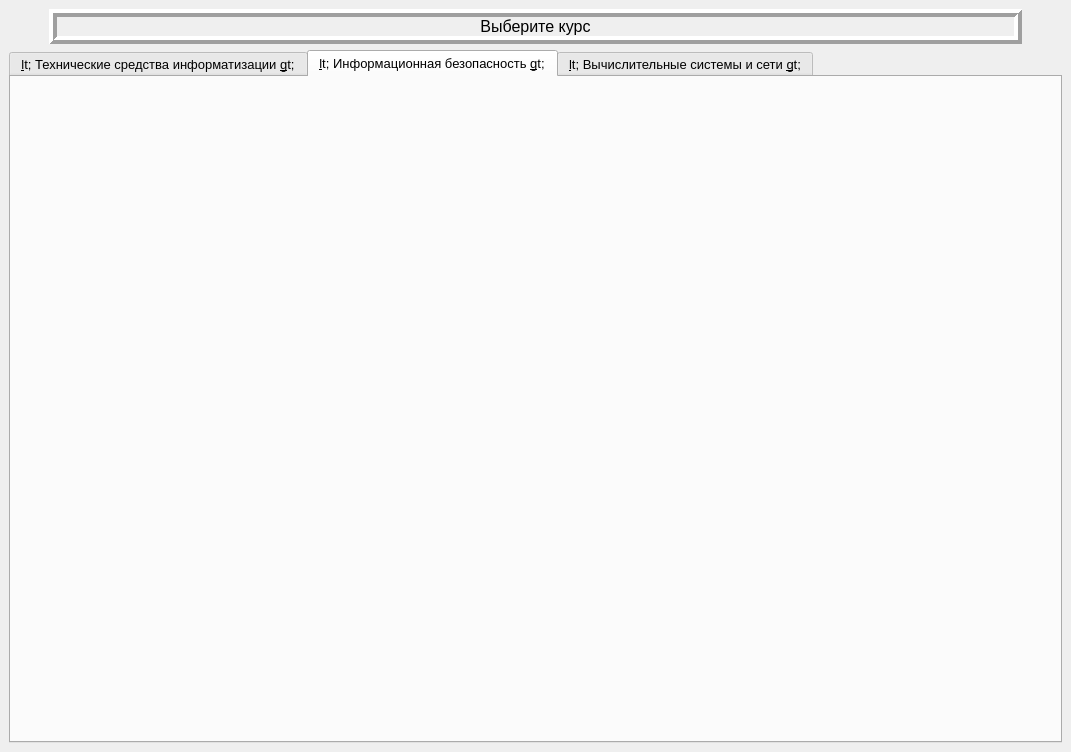
Before: the Qt Designer form ui_files/main.ui in AtmSpheree/tsi_qt_project, drawn with Qt 5.
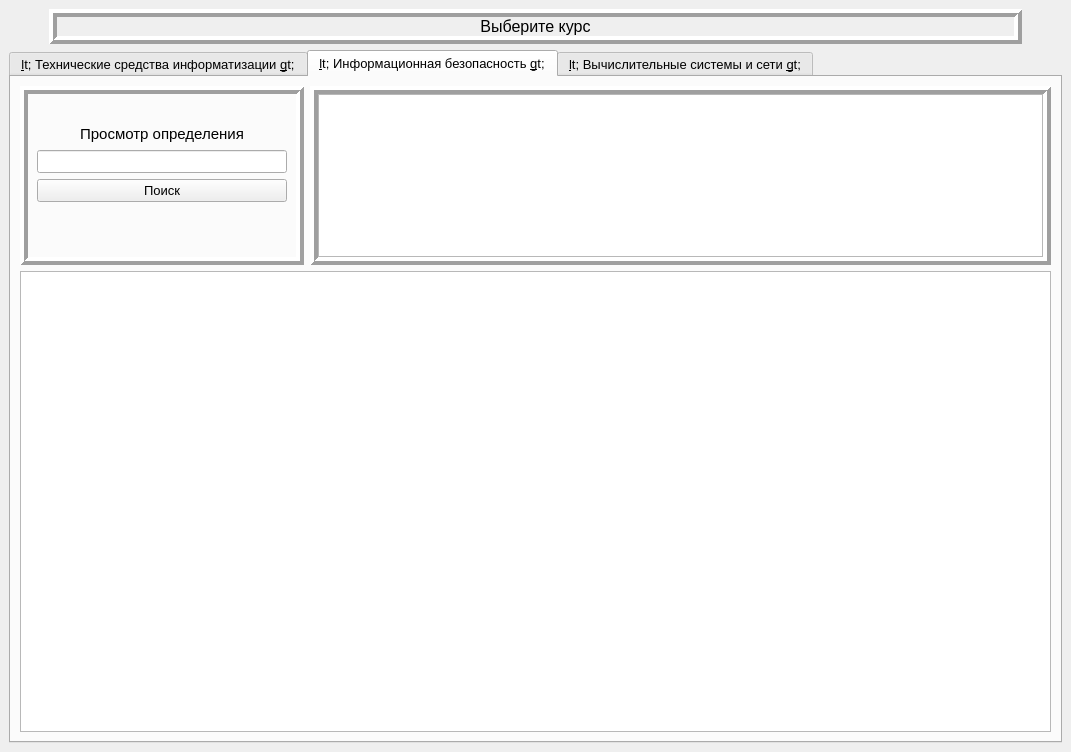
After: the same form once the commit is applied. The open tabs and pages were chosen to show the change.

```diff
--- a/ui_files/main.ui
+++ b/ui_files/main.ui
@@ -332,6 +332,220 @@
        <attribute name="title">
         <string>&lt; Информационная безопасность &gt;</string>
        </attribute>
+       <layout class="QVBoxLayout" name="verticalLayout_6">
+        <item>
+         <layout class="QHBoxLayout" name="horizontalLayout_4">
+          <property name="sizeConstraint">
+           <enum>QLayout::SetDefaultConstraint</enum>
+          </property>
+          <item>
+           <widget class="QFrame" name="frame_3">
+            <property name="frameShape">
+             <enum>QFrame::Box</enum>
+            </property>
+            <property name="frameShadow">
+             <enum>QFrame::Raised</enum>
+            </property>
+            <property name="lineWidth">
+             <number>4</number>
+            </property>
+            <layout class="QVBoxLayout" name="verticalLayout_4">
+             <item>
+              <spacer name="verticalSpacer_3">
+               <property name="orientation">
+                <enum>Qt::Vertical</enum>
+               </property>
+               <property name="sizeType">
+                <enum>QSizePolicy::Fixed</enum>
+               </property>
+               <property name="sizeHint" stdset="0">
+                <size>
+                 <width>20</width>
+                 <height>20</height>
+                </size>
+               </property>
+              </spacer>
+             </item>
+             <item>
+              <widget class="QLabel" name="label_3">
+               <property name="sizePolicy">
+                <sizepolicy hsizetype="Preferred" vsizetype="Preferred">
+                 <horstretch>0</horstretch>
+                 <verstretch>0</verstretch>
+                </sizepolicy>
+               </property>
+               <property name="minimumSize">
+                <size>
+                 <width>250</width>
+                 <height>0</height>
+                </size>
+               </property>
+               <property name="maximumSize">
+                <size>
+                 <width>250</width>
+                 <height>16777215</height>
+                </size>
+               </property>
+               <property name="font">
+                <font>
+                 <pointsize>11</pointsize>
+                </font>
+               </property>
+               <property name="frameShape">
+                <enum>QFrame::NoFrame</enum>
+               </property>
+               <property name="text">
+                <string>Просмотр определения</string>
+               </property>
+               <property name="alignment">
+                <set>Qt::AlignCenter</set>
+               </property>
+              </widget>
+             </item>
+             <item>
+              <widget class="QLineEdit" name="lineEditSearchSecond">
+               <property name="maximumSize">
+                <size>
+                 <width>250</width>
+                 <height>16777215</height>
+                </size>
+               </property>
+               <property name="font">
+                <font>
+                 <pointsize>10</pointsize>
+                </font>
+               </property>
+              </widget>
+             </item>
+             <item>
+              <widget class="QPushButton" name="pushButtonSearchSecond">
+               <property name="maximumSize">
+                <size>
+                 <width>250</width>
+                 <height>16777215</height>
+                </size>
+               </property>
+               <property name="font">
+                <font>
+                 <pointsize>10</pointsize>
+                </font>
+               </property>
+               <property name="text">
+                <string>Поиск</string>
+               </property>
+              </widget>
+             </item>
+             <item>
+              <widget class="QLabel" name="labelErrorSecond">
+               <property name="maximumSize">
+                <size>
+                 <width>250</width>
+                 <height>16777215</height>
+                </size>
+               </property>
+               <property name="text">
+                <string/>
+               </property>
+              </widget>
+             </item>
+             <item>
+              <spacer name="verticalSpacer_4">
+               <property name="orientation">
+                <enum>Qt::Vertical</enum>
+               </property>
+               <property name="sizeType">
+                <enum>QSizePolicy::Fixed</enum>
+               </property>
+               <property name="sizeHint" stdset="0">
+                <size>
+                 <width>20</width>
+                 <height>20</height>
+                </size>
+               </property>
+              </spacer>
+             </item>
+            </layout>
+           </widget>
+          </item>
+          <item>
+           <widget class="QFrame" name="frame_4">
+            <property name="sizePolicy">
+             <sizepolicy hsizetype="Preferred" vsizetype="Preferred">
+              <horstretch>5</horstretch>
+              <verstretch>0</verstretch>
+             </sizepolicy>
+            </property>
+            <property name="frameShape">
+             <enum>QFrame::Box</enum>
+            </property>
+            <property name="frameShadow">
+             <enum>QFrame::Raised</enum>
+            </property>
+            <property name="lineWidth">
+             <number>4</number>
+            </property>
+            <layout class="QHBoxLayout" name="horizontalLayout_5">
+             <property name="leftMargin">
+              <number>0</number>
+             </property>
+             <property name="topMargin">
+              <number>0</number>
+             </property>
+             <property name="rightMargin">
+              <number>0</number>
+             </property>
+             <property name="bottomMargin">
+              <number>0</number>
+             </property>
+             <item>
+              <widget class="QTextBrowser" name="textBrowserInfoSecond">
+               <property name="sizePolicy">
+                <sizepolicy hsizetype="Expanding" vsizetype="Expanding">
+                 <horstretch>5</horstretch>
+                 <verstretch>0</verstretch>
+                </sizepolicy>
+               </property>
+               <property name="minimumSize">
+                <size>
+                 <width>200</width>
+                 <height>163</height>
+                </size>
+               </property>
+               <property name="maximumSize">
+                <size>
+                 <width>16777215</width>
+                 <height>163</height>
+                </size>
+               </property>
+               <property name="sizeIncrement">
+                <size>
+                 <width>0</width>
+                 <height>0</height>
+                </size>
+               </property>
+               <property name="font">
+                <font>
+                 <pointsize>10</pointsize>
+                </font>
+               </property>
+              </widget>
+             </item>
+            </layout>
+           </widget>
+          </item>
+         </layout>
+        </item>
+        <item>
+         <widget class="QTableView" name="tableViewHistorySecond">
+          <property name="sizePolicy">
+           <sizepolicy hsizetype="Expanding" vsizetype="Expanding">
+            <horstretch>0</horstretch>
+            <verstretch>100</verstretch>
+           </sizepolicy>
+          </property>
+         </widget>
+        </item>
+       </layout>
       </widget>
       <widget class="QWidget" name="tabThird">
        <attribute name="title">
```
Left out of the diff: 216 changed lines with no effect on the pictures.
